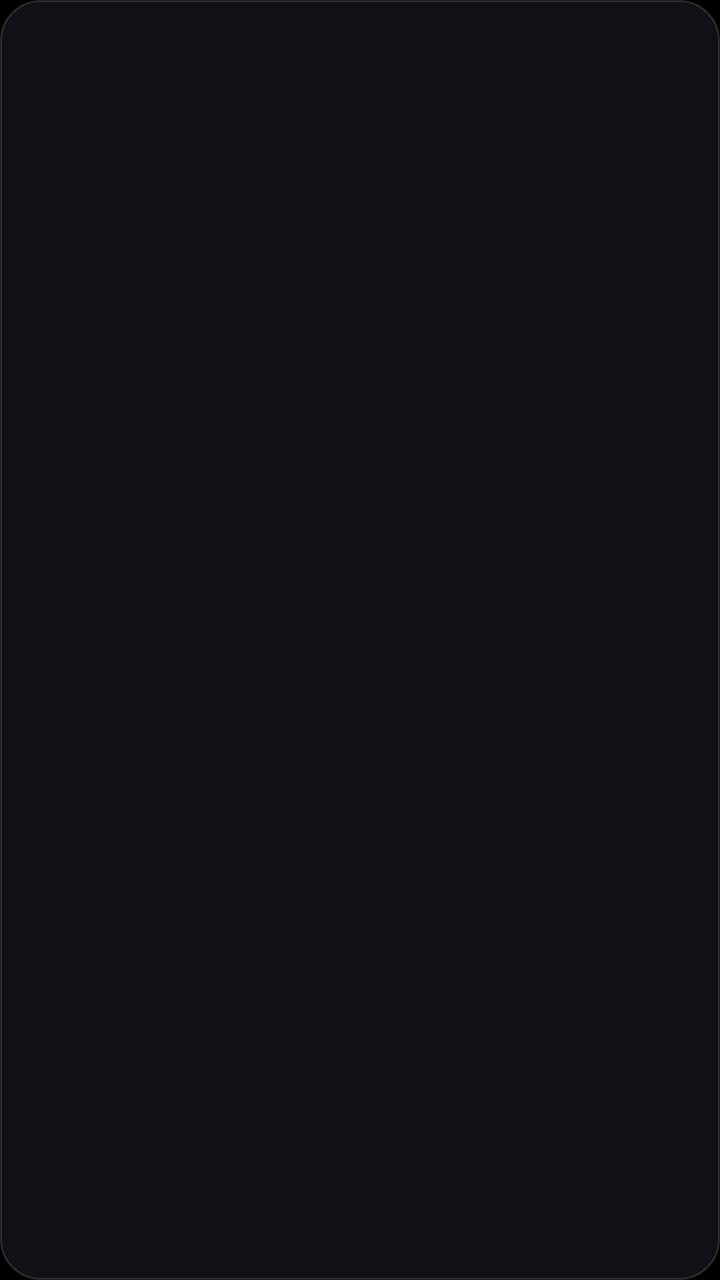
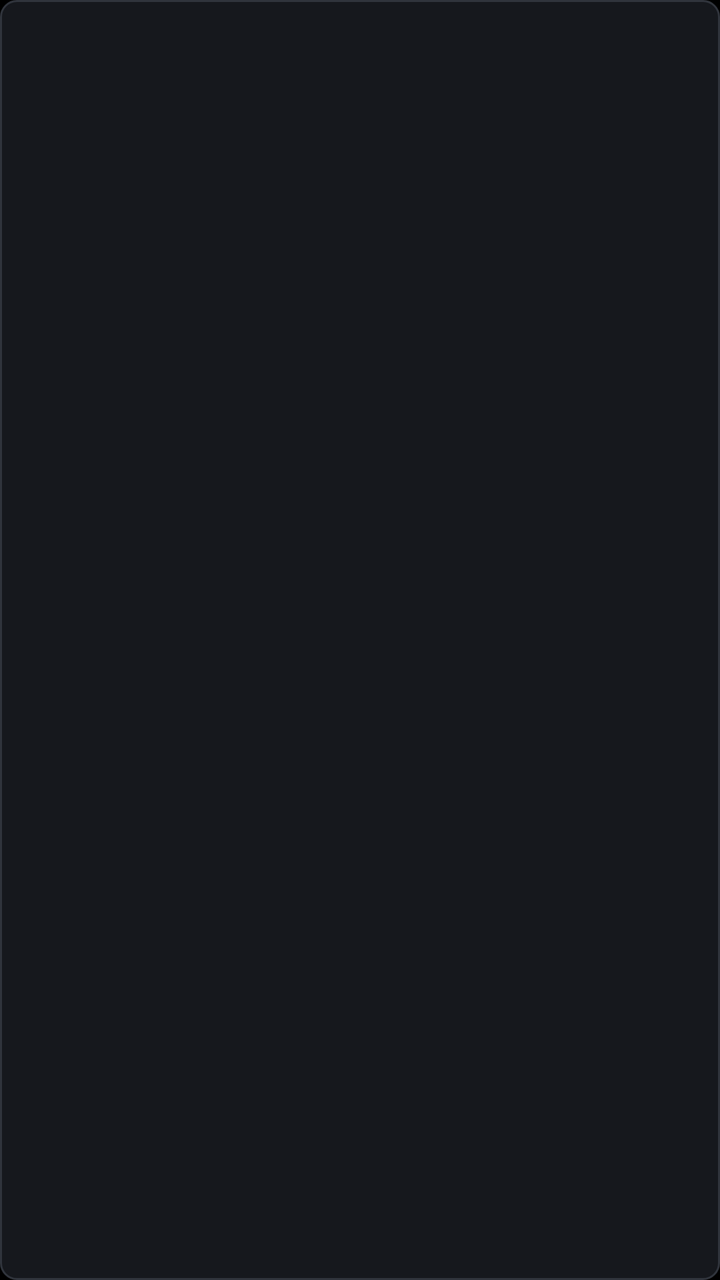

Screens rendered from an Android XML layout before and after an edit, with the pre-edit source and the edit as a unified diff.
<!-- AndroidManifest.xml: application theme Theme.JerocineTV -->
<!-- res/layout/dialog_player_choice.xml -->
<?xml version="1.0" encoding="utf-8"?>
<LinearLayout xmlns:android="http://schemas.android.com/apk/res/android"
    android:layout_width="match_parent"
    android:layout_height="match_parent"
    android:background="@drawable/jc_dialog_bg"
    android:orientation="vertical"
    android:padding="18dp">

    <TextView
        android:id="@+id/player_choice_title"
        android:layout_width="match_parent"
        android:layout_height="48dp"
        android:gravity="center_vertical"
        android:paddingHorizontal="8dp"
        android:textColor="@color/jc_text"
        android:textSize="19sp"
        android:textStyle="bold" />

    <ListView
        android:id="@+id/player_choice_list"
        android:layout_width="match_parent"
        android:layout_height="0dp"
        android:layout_weight="1"
        android:choiceMode="singleChoice"
        android:clipToPadding="false"
        android:divider="@android:color/transparent"
        android:dividerHeight="6dp"
        android:focusable="true"
        android:focusableInTouchMode="true"
        android:listSelector="@android:color/transparent"
        android:paddingVertical="4dp"
        android:scrollbars="none" />

</LinearLayout>
<!-- resources referenced by this layout -->
<resources>
  <color name="jc_text">#FFFFFFFF</color>
  <!-- drawable jc_dialog_bg (drawable) -->
  <?xml version="1.0" encoding="utf-8"?>
  <shape xmlns:android="http://schemas.android.com/apk/res/android"
      android:shape="rectangle">
      <solid android:color="@color/jc_glass" />
      <corners android:radius="20dp" />
      <stroke android:width="1dp" android:color="@color/jc_stroke" />
      <padding android:left="10dp" android:top="10dp" android:right="10dp" android:bottom="10dp" />
  </shape>
  <style name="Theme.JerocineTV" parent="@android:style/Theme.Material.NoActionBar">
          <item name="android:windowBackground">@android:color/black</item>
      </style>
  <color name="jc_glass">#CC15151C</color>
  <color name="jc_stroke">#22FFFFFF</color>
</resources>

<!-- the commit's change to res/layout/dialog_player_choice.xml (unified diff, before → after) -->
@@ -2,7 +2,7 @@
 <LinearLayout xmlns:android="http://schemas.android.com/apk/res/android"
     android:layout_width="match_parent"
     android:layout_height="match_parent"
-    android:background="@drawable/jc_dialog_bg"
+    android:background="@drawable/jc_tv_dialog_bg"
     android:orientation="vertical"
     android:padding="18dp">
 
<!-- resource entries referenced after the edit -->
@@ -1,19 +1,20 @@
 <!-- resources referenced by this layout -->
 <resources>
   <color name="jc_text">#FFFFFFFF</color>
-  <!-- drawable jc_dialog_bg (drawable) -->
+  <!-- drawable jc_tv_dialog_bg (drawable) -->
   <?xml version="1.0" encoding="utf-8"?>
   <shape xmlns:android="http://schemas.android.com/apk/res/android"
       android:shape="rectangle">
-      <solid android:color="@color/jc_glass" />
-      <corners android:radius="20dp" />
-      <stroke android:width="1dp" android:color="@color/jc_stroke" />
+      <solid android:color="@color/jc_surface_1" />
+      <corners android:radius="@dimen/jc_panel_radius" />
+      <stroke android:width="1dp" android:color="@color/jc_tv_border" />
       <padding android:left="10dp" android:top="10dp" android:right="10dp" android:bottom="10dp" />
   </shape>
   <style name="Theme.JerocineTV" parent="@android:style/Theme.Material.NoActionBar">
           <item name="android:windowBackground">@android:color/black</item>
       </style>
-  <color name="jc_glass">#CC15151C</color>
-  <color name="jc_stroke">#22FFFFFF</color>
+  <color name="jc_surface_1">#16181D</color>
+  <dimen name="jc_panel_radius">8dp</dimen>
+  <color name="jc_tv_border">#FF30343C</color>
 </resources>
 
